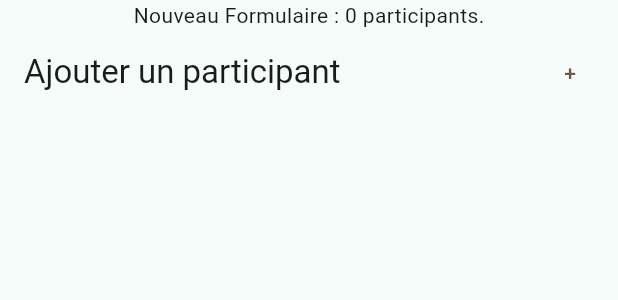
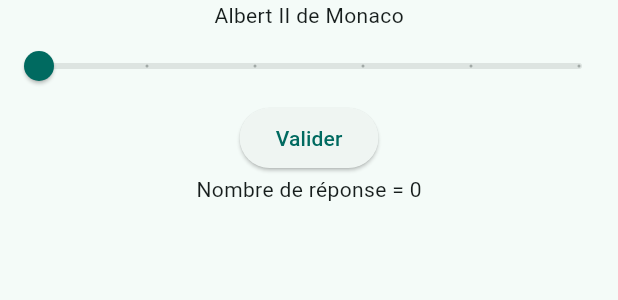
Before and after one commit to FXC-ai/dartProject, a Flutter app: the Formulaire widget shown alone on an empty page, opened directly, on a phone screen of 412 x 824 dp. Shown: the top 300 px of the screen. Run offline on Flutter 3.47's test engine with Material 3 defaults, Android fonts, the phone set to English and light mode, and no system bars; our stand-ins replace flutter_svg, sqflite; accounts and stored records are empty.

Commit message:
affichage database ok

```diff
--- a/lib/Services/DatabaseClient.dart
+++ b/lib/Services/DatabaseClient.dart
@@ -2,6 +2,7 @@ import 'dart:io';
 import 'package:path/path.dart';
 import 'package:path_provider/path_provider.dart';
 import 'package:sqflite/sqflite.dart';
+import 'package:tuto/model/answersQuestions.dart';
 import 'package:tuto/model/participant.dart';
 
 class DatabaseClient {
@@ -73,7 +74,7 @@ class DatabaseClient {
     Database db = await database;
     const query = 'SELECT * FROM listParticipants';
     List<Map<String, dynamic>> mapList = await db.rawQuery(query);
-    print("ICICICICICICIICICIICICICICI ${mapList.map((map) => Participant.fromMap(map)).toList()[1].lname}");
+    print("ALL PARTICIPANTS = ${mapList.map((map) => Participant.fromMap(map)).toList()[1].lname}");
     return mapList.map((map) => Participant.fromMap(map)).toList();
   }
 
@@ -81,8 +82,24 @@ class DatabaseClient {
     Database db = await database;
     await db.insert('listParticipants', {"fname" : fname, "lname" : "test", "referent_id" : 42});
     return true;
+  }
+
+  Future<List<AnswerQuestion>> allAnswers() async
+  {
+    Database db = await database;
+    const query = 'SELECT * FROM answersQuestions';
+    List<Map<String, dynamic>> mapList = await db.rawQuery(query);
+    List<AnswerQuestion> result = mapList.map((map) => AnswerQuestion.fromMap(map)).toList();
+    print("ALL ANSWERS = ${result.length}");
+    return result;
+  }
+
+  Future<bool> addAnswerQuestion (int charge) async
+  {
+    Database db = await database;
+    await db.insert('AnswersQuestions', {"date" : "13122024", "referent_id" : 1, "participant_id" : 42, "charge_m" : charge});
+    return true;
+  }
 
 
-  }
-
 }
--- a/lib/pages/Layout.dart
+++ b/lib/pages/Layout.dart
@@ -60,8 +60,6 @@ class LayoutState extends State<Layout>
 
           ],
         )
-
-
       ),
       body: _tabs[_index].widget,
     );
--- a/lib/widgets/Formulaire.dart
+++ b/lib/widgets/Formulaire.dart
@@ -2,6 +2,7 @@ import "dart:math";
 
 import "package:flutter/material.dart";
 import "package:tuto/Services/DatabaseClient.dart";
+import "package:tuto/model/answersQuestions.dart";
 import "package:tuto/model/participant.dart";
 import "package:tuto/widgets/ParticipantListTile.dart";
 import "package:tuto/widgets/customAppBar.dart";
@@ -26,13 +27,16 @@ class Formulaire extends StatefulWidget
 class _FormulaireState extends State<Formulaire>
 {
 
+  final _formKey = GlobalKey<FormState>();
   List<Participant> participants = [];
+  List<AnswerQuestion> answers = [];
+  double _valueQ = 0.0;
 
   @override
   void initState() {
     // TODO: implement initState
-    getParticipantList();
-    print("LISTE DES PARTICIPANTS = ${participants}");
+    getAnswersList();
+    print("LISTE DES REPONSES = ${answers.length}\n");
     super.initState();
   }
 
@@ -43,29 +47,46 @@ class _FormulaireState extends State<Formulaire>
 
   @override
   Widget build(BuildContext context) {
-    return Center(
-      child: Column(
-        children: [
-          Text("Nouveau Formulaire : ${participants.length} participants."),
-        //  Expanded(
-       //     child: ListView.separated(
-       //       itemBuilder: (context, index) {
-         //       final participant = participants[index];
-       //         return ParticipantListTile(
-        //          participant: participant,
-        //          onPressed: onListPressed(participant),
-        //          onDelete: onDeleteParticipant(participant),
-        //        );
-        //      },
-        //      separatorBuilder: (context, index) => const Divider(),
-        //      itemCount: participants.length,
-        //    ),
-        //  ),
-          CustomAppBar(title_str: "Ajouter un participant", buttonTitle: "+", callback: addParticipant)
+    return Column(
+      children : [
+        Form(
+          key: _formKey,
+          child: Column(
+            children: [
+              const Text("Albert II de Monaco"),
+              Slider(
+                value: _valueQ,
+                onChanged: (newValue) => {
+                    setState(() {_valueQ = newValue;
+                  })},
+                min: 0,
+                max: 5,
+                divisions: 5,
+              ),
+              ElevatedButton(
+                onPressed: (() { DatabaseClient().addAnswerQuestion(_valueQ.toInt()).then((ok) => getAnswersList());} ),
+                child: const Text("Valider")
+              ),
+            ]
+          )
+        ),
+
+        Text("Nombre de réponse = ${answers.length}"),
+        Expanded(
+          child: ListView.separated(
+              itemBuilder: ((context, index) {
+                final answ = answers[index];
+                return Text("${answ.referent_id} | ${answ.date} | ${answ.charge_m}");
+              }
+
+              ),
+              separatorBuilder: ((context, index) => const Divider()),
+              itemCount: answers.length
+            ),
+          )
         ],
-      ),
-    );
-  }
+      );
+    }
 
   getParticipantList () async {
     final fromDb = await DatabaseClient().allParticipants();
@@ -88,7 +109,13 @@ class _FormulaireState extends State<Formulaire>
         onCancel: handleCloseDialog,
       );
     });
+  }
 
+  getAnswersList () async {
+    final fromDb = await DatabaseClient().allAnswers();
+    setState(() {
+      answers = fromDb;
+    });
   }
 
   handleCloseDialog() {
```
